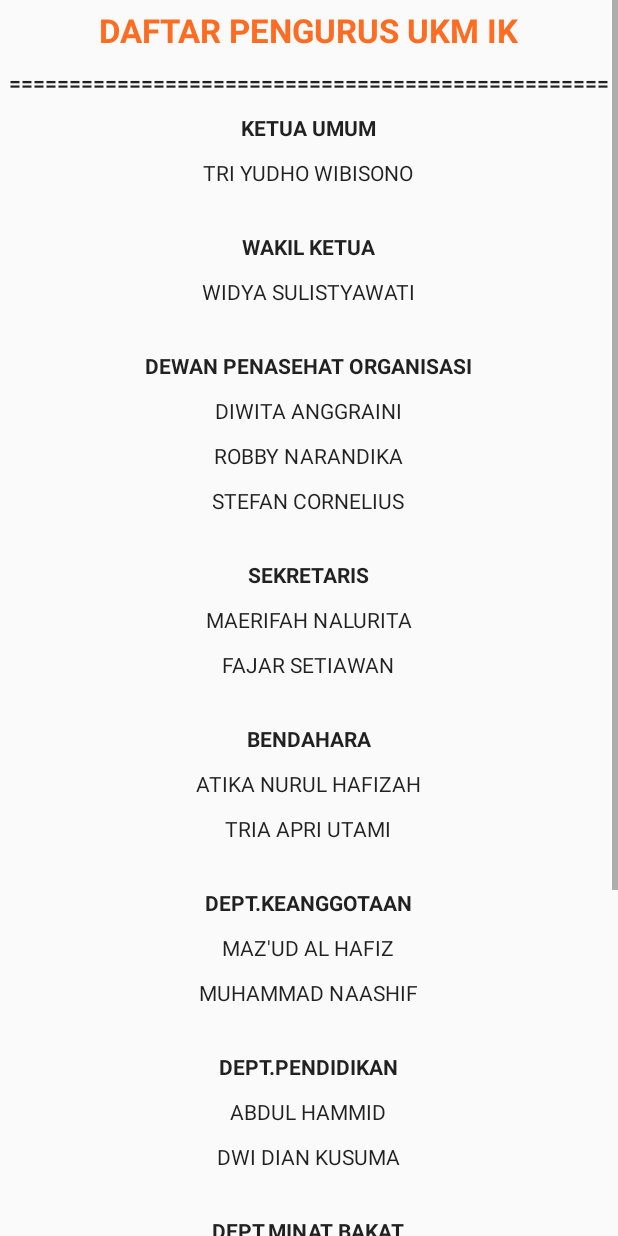
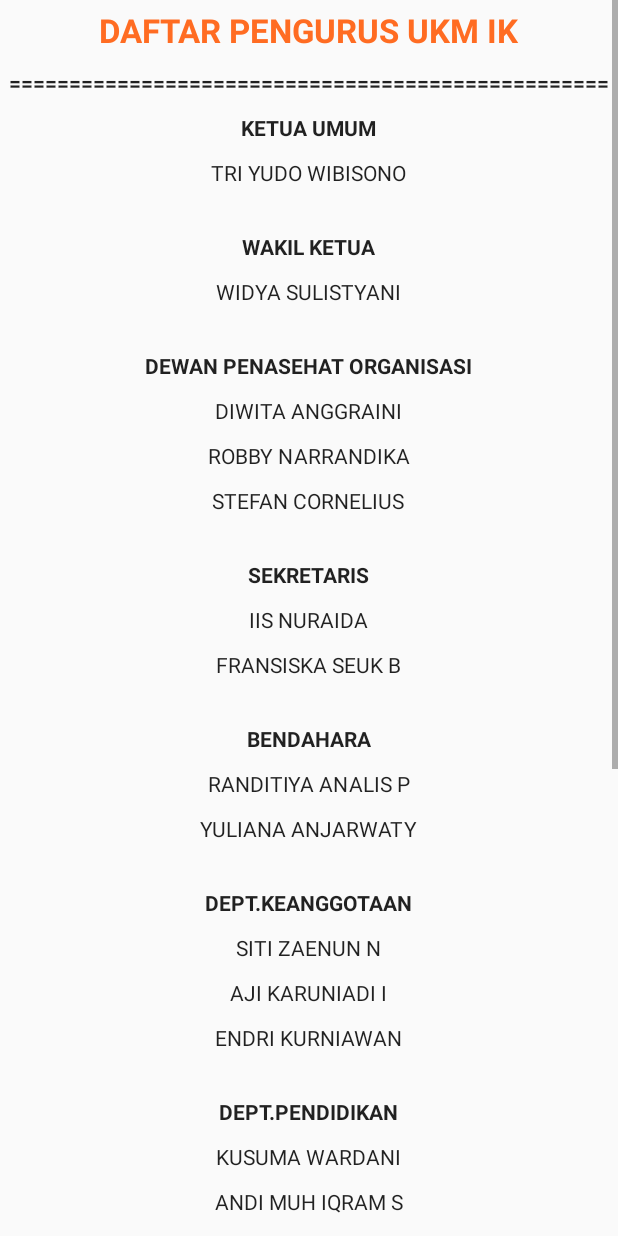
Before and after one commit to RBAYU505/clientsatu, an Android app: the Pengurus screen opened directly, with no data from a screen before it, on a phone screen of 412 x 824 dp. Run offline under Robolectric (Android 15) with nearby library versions, the phone set to English and light mode, and no system bars.

```diff
--- a/app/src/main/java/id/restabayu/clientsatu/MainActivity.java
+++ b/app/src/main/java/id/restabayu/clientsatu/MainActivity.java
@@ -151,7 +151,7 @@ public class MainActivity extends AppCompatActivity {
                             s.getTanggal(),
                             s.getWaktu(),
                             s.getTempat(),
-                            s.getDeskripsi(),
+                            s.getDeskripsi()
                     };
                     openDetailActivity(classifieds);
                 }
--- /dev/null
+++ b/app/src/main/res/drawable/ic_menu_black_24dp.xml
@@ -0,0 +1,5 @@
+<vector android:height="24dp" android:tint="#FFFFFF"
+    android:viewportHeight="24.0" android:viewportWidth="24.0"
+    android:width="24dp" xmlns:android="http://schemas.android.com/apk/res/android">
+    <path android:fillColor="#FF000000" android:pathData="M3,18h18v-2L3,16v2zM3,13h18v-2L3,11v2zM3,6v2h18L21,6L3,6z"/>
+</vector>
--- a/app/src/main/res/layout/pengurus.xml
+++ b/app/src/main/res/layout/pengurus.xml
@@ -48,7 +48,7 @@
                 android:layout_height="wrap_content"
                 android:maxLines="1"
                 android:padding="5dp"
-                android:text="TRI YUDHO WIBISONO"
+                android:text="TRI YUDO WIBISONO"
                 android:textAppearance="@style/TextAppearance.AppCompat" />
             <TextView
                 android:id="@+id/spasi1"
@@ -74,7 +74,7 @@
                 android:layout_height="wrap_content"
                 android:maxLines="1"
                 android:padding="5dp"
-                android:text="WIDYA SULISTYAWATI"
+                android:text="WIDYA SULISTYANI"
                 android:textAppearance="@style/TextAppearance.AppCompat" />
             <TextView
                 android:id="@+id/spasi2"
@@ -108,7 +108,7 @@
                 android:layout_height="wrap_content"
                 android:maxLines="1"
                 android:padding="5dp"
-                android:text="ROBBY NARANDIKA"
+                android:text="ROBBY NARRANDIKA"
                 android:textAppearance="@style/TextAppearance.AppCompat" />
             <TextView
                 android:id="@+id/knt5"
@@ -142,7 +142,7 @@
                 android:layout_height="wrap_content"
                 android:maxLines="1"
                 android:padding="5dp"
-                android:text="MAERIFAH NALURITA"
+                android:text="IIS NURAIDA"
                 android:textAppearance="@style/TextAppearance.AppCompat" />
             <TextView
                 android:id="@+id/knt7"
@@ -150,7 +150,7 @@
                 android:layout_height="wrap_content"
                 android:maxLines="1"
                 android:padding="5dp"
-                android:text="FAJAR SETIAWAN"
+                android:text="FRANSISKA SEUK B"
                 android:textAppearance="@style/TextAppearance.AppCompat" />
             <TextView
                 android:id="@+id/spasi4"
@@ -176,7 +176,7 @@
                 android:layout_height="wrap_content"
                 android:maxLines="1"
                 android:padding="5dp"
-                android:text="ATIKA NURUL HAFIZAH"
+                android:text="RANDITIYA ANALIS P"
                 android:textAppearance="@style/TextAppearance.AppCompat" />
             <TextView
                 android:id="@+id/knt9"
@@ -184,7 +184,7 @@
                 android:layout_height="wrap_content"
                 android:maxLines="1"
                 android:padding="5dp"
-                android:text="TRIA APRI UTAMI"
+                android:text="YULIANA ANJARWATY"
                 android:textAppearance="@style/TextAppearance.AppCompat" />
             <TextView
                 android:id="@+id/spasi5"
@@ -210,7 +210,7 @@
                 android:layout_height="wrap_content"
                 android:maxLines="1"
                 android:padding="5dp"
-                android:text="MAZ'UD AL HAFIZ"
+                android:text="SITI ZAENUN N"
                 android:textAppearance="@style/TextAppearance.AppCompat" />
             <TextView
                 android:id="@+id/knt11"
@@ -218,7 +218,15 @@
                 android:layout_height="wrap_content"
                 android:maxLines="1"
                 android:padding="5dp"
-                android:text="MUHAMMAD NAASHIF"
+                android:text="AJI KARUNIADI I"
+                android:textAppearance="@style/TextAppearance.AppCompat" />
+            <TextView
+                android:id="@+id/knt111"
+                android:layout_width="wrap_content"
+                android:layout_height="wrap_content"
+                android:maxLines="1"
+                android:padding="5dp"
+                android:text="ENDRI KURNIAWAN"
                 android:textAppearance="@style/TextAppearance.AppCompat" />
             <TextView
                 android:id="@+id/spasi6"
@@ -244,7 +252,7 @@
                 android:layout_height="wrap_content"
                 android:maxLines="1"
                 android:padding="5dp"
-                android:text="ABDUL HAMMID"
+                android:text="KUSUMA WARDANI"
                 android:textAppearance="@style/TextAppearance.AppCompat" />
             <TextView
                 android:id="@+id/knt13"
@@ -252,7 +260,31 @@
                 android:layout_height="wrap_content"
                 android:maxLines="1"
                 android:padding="5dp"
-                android:text="DWI DIAN KUSUMA"
+                android:text="ANDI MUH IQRAM S"
+                android:textAppearance="@style/TextAppearance.AppCompat" />
+            <TextView
+                android:id="@+id/knt131"
+                android:layout_width="wrap_content"
+                android:layout_height="wrap_content"
+                android:maxLines="1"
+                android:padding="5dp"
+                android:text="ZAKI MALIKI"
+                android:textAppearance="@style/TextAppearance.AppCompat" />
+            <TextView
+                android:id="@+id/knt132"
+                android:layout_width="wrap_content"
+                android:layout_height="wrap_content"
+                android:maxLines="1"
+                android:padding="5dp"
+                android:text="ANANG SUWASTO"
+                android:textAppearance="@style/TextAppearance.AppCompat" />
+            <TextView
+                android:id="@+id/knt133"
+                android:layout_width="wrap_content"
+                android:layout_height="wrap_content"
+                android:maxLines="1"
+                android:padding="5dp"
+                android:text="ITA ISMAULINAWATI"
                 android:textAppearance="@style/TextAppearance.AppCompat" />
             <TextView
                 android:id="@+id/spasi8"
@@ -278,7 +310,7 @@
                 android:layout_height="wrap_content"
                 android:maxLines="1"
                 android:padding="5dp"
-                android:text="ASEP AHMAD SOFYAN"
+                android:text="MISTHA AYU W"
                 android:textAppearance="@style/TextAppearance.AppCompat" />
             <TextView
                 android:id="@+id/knt15"
@@ -286,7 +318,15 @@
                 android:layout_height="wrap_content"
                 android:maxLines="1"
                 android:padding="5dp"
-                android:text="EKO SANTOSO"
+                android:text="NUKY ALFIANSYAH"
+                android:textAppearance="@style/TextAppearance.AppCompat" />
+            <TextView
+                android:id="@+id/knt151"
+                android:layout_width="wrap_content"
+                android:layout_height="wrap_content"
+                android:maxLines="1"
+                android:padding="5dp"
+                android:text="PANDU DWI SETYA"
                 android:textAppearance="@style/TextAppearance.AppCompat" />
             <TextView
                 android:id="@+id/spasi9"
@@ -312,7 +352,7 @@
                 android:layout_height="wrap_content"
                 android:maxLines="1"
                 android:padding="5dp"
-                android:text="ENDRI SETIAWAN"
+                android:text="DURROTUL KARIMAH K"
                 android:textAppearance="@style/TextAppearance.AppCompat" />
             <TextView
                 android:id="@+id/knt17"
@@ -320,7 +360,7 @@
                 android:layout_height="wrap_content"
                 android:maxLines="1"
                 android:padding="5dp"
-                android:text="BAGUS SAPUTRA"
+                android:text="ANDI AMIN PRAYOGI"
                 android:textAppearance="@style/TextAppearance.AppCompat" />
             <TextView
                 android:id="@+id/spasi10"
@@ -346,7 +386,7 @@
                 android:layout_height="wrap_content"
                 android:maxLines="1"
                 android:padding="5dp"
-                android:text="JIMMY FERNANDO"
+                android:text="SIROJUDIN ABDUL G"
                 android:textAppearance="@style/TextAppearance.AppCompat" />
             <TextView
                 android:id="@+id/knt20"
@@ -354,7 +394,15 @@
                 android:layout_height="wrap_content"
                 android:maxLines="1"
                 android:padding="5dp"
-                android:text="PUTRI FADILLAH"
+                android:text="TITANIA MEGANANDA"
+                android:textAppearance="@style/TextAppearance.AppCompat" />
+            <TextView
+                android:id="@+id/knt21"
+                android:layout_width="wrap_content"
+                android:layout_height="wrap_content"
+                android:maxLines="1"
+                android:padding="5dp"
+                android:text="MUHAMMAD AFRIZAL"
                 android:textAppearance="@style/TextAppearance.AppCompat" />
 
 
```
Also changed, not shown: app/src/main/AndroidManifest.xml (+12 -2 lines), app/src/main/java/id/restabayu/clientsatu/Classified.java (+11 -1 lines), app/src/main/java/id/restabayu/clientsatu/DetailActivity.java (+51 -17 lines), app/src/main/java/id/restabayu/clientsatu/Service/AlarmReciever.java (+9 -5 lines), app/src/main/java/id/restabayu/clientsatu/Service/AlarmService.java (added, +85 -0 lines), app/src/main/java/id/restabayu/clientsatu/Service/Converter.java (added, +40 -0 lines), app/src/main/res/layout/activity_detail.xml (+7 -10 lines), app/src/main/res/menu/menu.xml (+15 -4 lines), app/src/main/res/drawable/care.png (added), app/src/main/res/drawable/help.png (added), app/src/main/res/drawable/kill.png (added).
